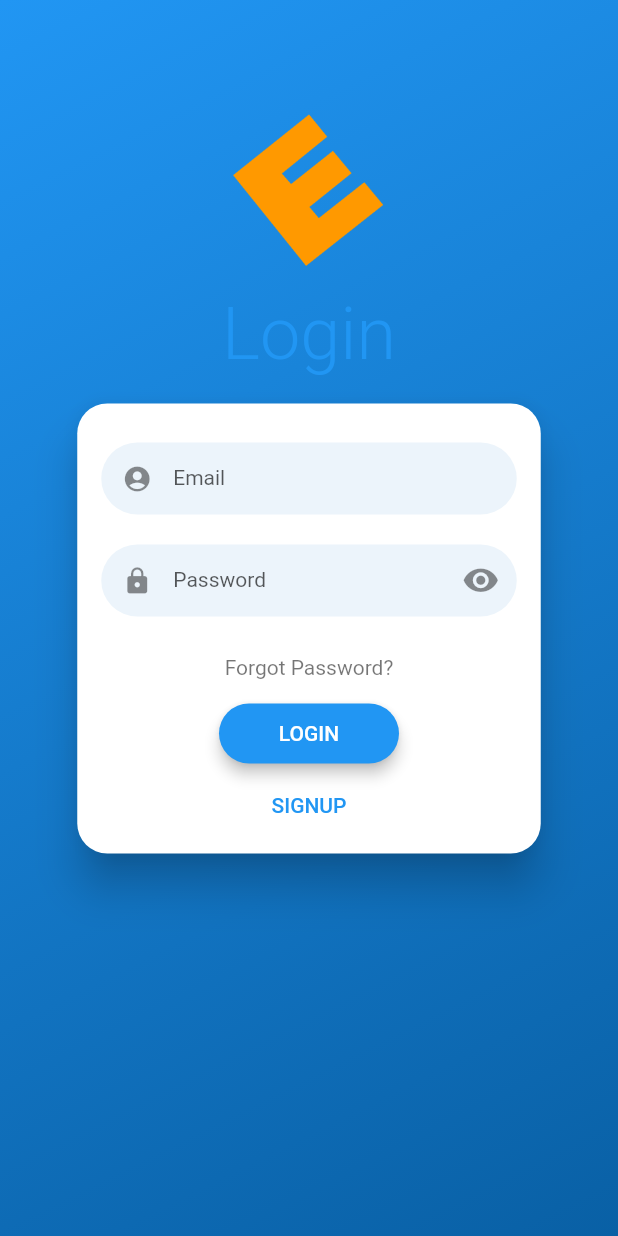
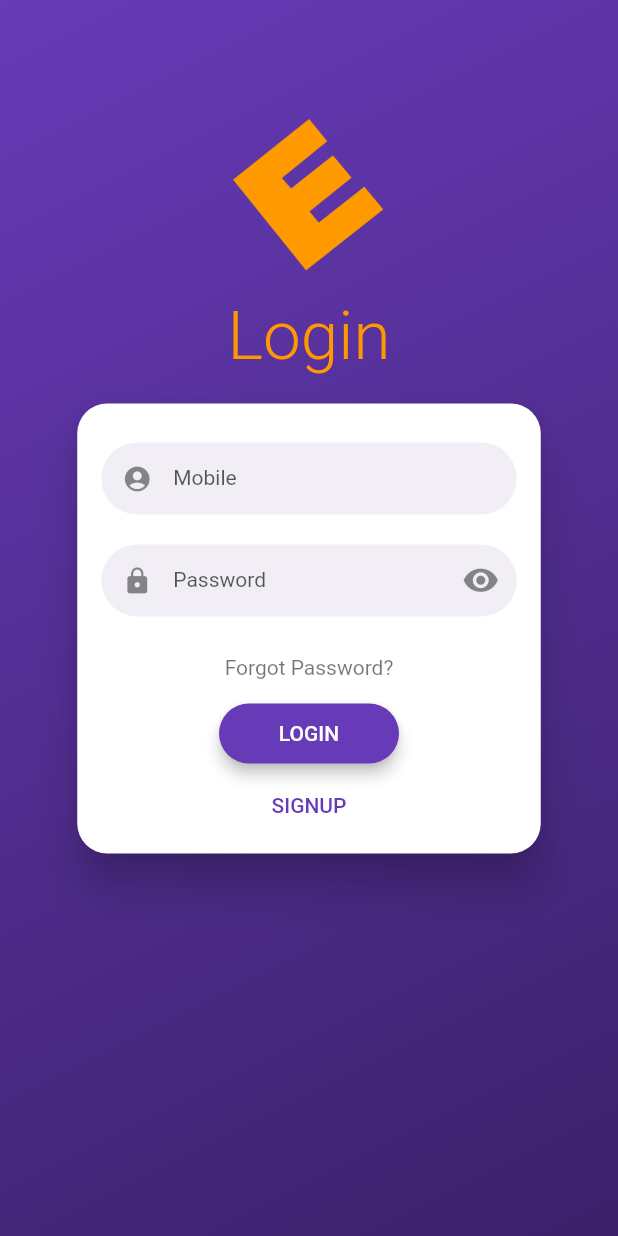
Before and after one commit to YK-PLAY/demo-flutter, a Flutter app: the screen it shows after launch, on a phone screen of 412 x 824 dp. Run offline on Flutter 3.47's test engine with Material 2 defaults, Android fonts, the phone set to English and light mode, and no system bars; drawn by our look-alikes of flutter_login; our stand-ins replace flutter_secure_storage, flutter_swiper; Roboto replaces fonts that are missing (OpenSans).

Commit message:
# tutorial 10
- improve login widget

```diff
--- a/lib/login/login.dart
+++ b/lib/login/login.dart
@@ -52,17 +52,39 @@ class _LoginScreenState extends State<LoginScreen> {
     return FlutterLogin(
         title: 'Login',
         logo: 'assets/images/ecorp.png',
-        onSignup: _onSignup,
+        messages: _messages(),
+        theme: _theme(),
+        onSignup: _onSignUp,
         onLogin: _onLogin,
         onRecoverPassword: null,
         onSubmitAnimationCompleted: () {
           Navigator.of(context).pushReplacement(MaterialPageRoute(builder: (context) => HomeScreen(),));
         },
+        emailValidator: _usernameValidator,
     );
   }
 
-  Future<String> _onSignup(LoginData data) {
-    print('[onSignup] Name: ${data.name}, Password: ${data.password}');
+  LoginMessages _messages() {
+    return LoginMessages(
+      usernameHint: 'Mobile'
+    );
+  }
+
+  LoginTheme _theme() {
+    return LoginTheme(
+      primaryColor: Colors.deepPurple,
+      accentColor: Colors.orange,
+      titleStyle: TextStyle(
+        fontFamily: 'OpenSans',
+        fontSize: 45.0,
+        color: Colors.orange
+      ),
+      buttonStyle: TextStyle(fontFamily: 'OpenSans',)
+    );
+  }
+
+  Future<String> _onSignUp(LoginData data) {
+    print('[onSignUp] Name: ${data.name}, Password: ${data.password}');
 
     return Future.delayed(loginTime).then((_) {
       userMap.putIfAbsent(data.name, () => data.password);
@@ -97,4 +119,22 @@ class _LoginScreenState extends State<LoginScreen> {
   void _saveSession(String session) async {
     await _storage.write(key: sessionKey, value: session);
   }
+
+  String _usernameValidator(String username) {
+    if(username == null) {
+      return 'Username is null';
+    }
+
+    if(username.length < 8) {
+      return 'Username length is less than 8';
+    }
+
+    String pattern = r'(^(?:[+0]9)?[0-9]{10,12}$)';
+    RegExp regExp = new RegExp(pattern);
+    if(!regExp.hasMatch(username)) {
+      return 'Please enter valid mobile number';
+    }
+
+    return null;
+  }
 }
```
Also changed, not shown: lib/main.dart (+0 -17 lines).
